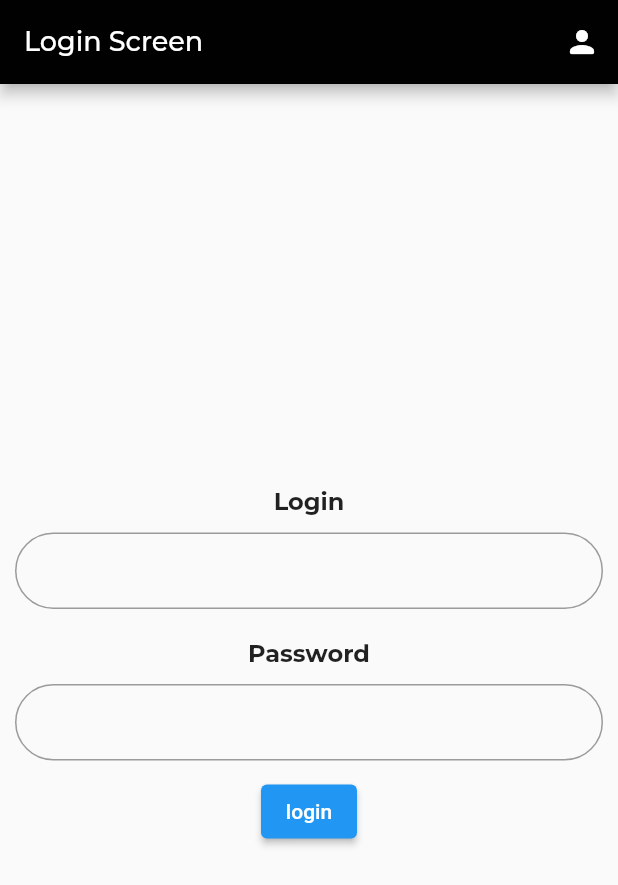
After one commit to GuilhermeFreire-Dev/Curso_Flutter, a Flutter app: the LoginView screen opened directly, on a phone screen of 412 x 824 dp. The commit adds this screen. Shown: the top 885 px of the screen. Run offline on Flutter 3.47's test engine with Material 2 defaults, Android fonts, the phone set to English and light mode, and no system bars; our stand-ins replace google_fonts; missing offline and left inert: dart:html.

Commit message:
Commit - Upload dos arquivos do projeto de login

```diff
--- /dev/null
+++ b/flutter_app/lib/shared/custom_input.dart
@@ -0,0 +1,37 @@
+import 'package:flutter/material.dart';
+import 'package:google_fonts/google_fonts.dart';
+
+class CustomInput extends StatelessWidget {
+  const CustomInput({super.key, required this.title, required this.controller});
+
+  final String title;
+  final TextEditingController controller;
+
+  @override
+  Widget build(BuildContext context) {
+    return Container(
+      margin: const EdgeInsets.all(10),
+      child: Column(
+        children: [
+          Text(
+            title,
+            style: GoogleFonts.montserrat(
+              fontWeight: FontWeight.bold,
+              fontSize: 16,
+            ),
+          ),
+          const SizedBox(height: 10),
+          TextField(
+            controller: controller,
+            decoration: InputDecoration(
+              border: OutlineInputBorder(
+                borderRadius: BorderRadius.circular(30),
+              ),
+              isDense: true,
+            ),
+          ),
+        ],
+      ),
+    );
+  }
+}
--- /dev/null
+++ b/flutter_app/lib/view/login_view.dart
@@ -0,0 +1,65 @@
+import 'dart:html';
+
+import 'package:flutter/src/widgets/container.dart';
+import 'package:flutter/src/widgets/framework.dart';
+import 'package:flutter/material.dart';
+import 'package:flutter_app/shared/custom_input.dart';
+import 'package:flutter_app/view/cadastro_view.dart';
+import 'package:google_fonts/google_fonts.dart';
+
+class LoginView extends StatefulWidget {
+  const LoginView({super.key});
+
+  @override
+  State<LoginView> createState() => _LoginViewState();
+}
+
+class _LoginViewState extends State<LoginView> {
+  final TextEditingController _loginController = TextEditingController();
+  final TextEditingController _passwordController = TextEditingController();
+
+  @override
+  Widget build(BuildContext context) {
+    return Scaffold(
+      appBar: AppBar(
+        backgroundColor: const Color.fromARGB(255, 1, 1, 1),
+        title: Text(
+          'Login Screen',
+          style: GoogleFonts.montserrat(fontSize: 18),
+        ),
+        actions: [
+          IconButton(
+            onPressed: () {
+              Navigator.push(
+                context,
+                MaterialPageRoute(
+                  builder: (context) => const CadastroView(),
+                ),
+              );
+            },
+            icon: const Icon(Icons.person_rounded),
+          ),
+        ],
+      ),
+      body: Center(
+        child: Column(
+          mainAxisAlignment: MainAxisAlignment.center,
+          children: [
+            CustomInput(
+              title: 'Login',
+              controller: _loginController,
+            ),
+            CustomInput(
+              title: 'Password',
+              controller: _passwordController,
+            ),
+            ElevatedButton(
+              onPressed: () {},
+              child: const Text('login'),
+            )
+          ],
+        ),
+      ),
+    );
+  }
+}
```
Also changed, not shown: flutter_app/analysis_options.yaml (added, +29 -0 lines), flutter_app/lib/main.dart (added, +12 -0 lines), flutter_app/lib/view/cadastro_view.dart (added, +26 -0 lines), flutter_app/pubspec.yaml (added, +92 -0 lines), projeto_zap/lib/view/home_view.dart (+4 -3 lines), flutter_app/pubspec.lock (added), 121 other files.
